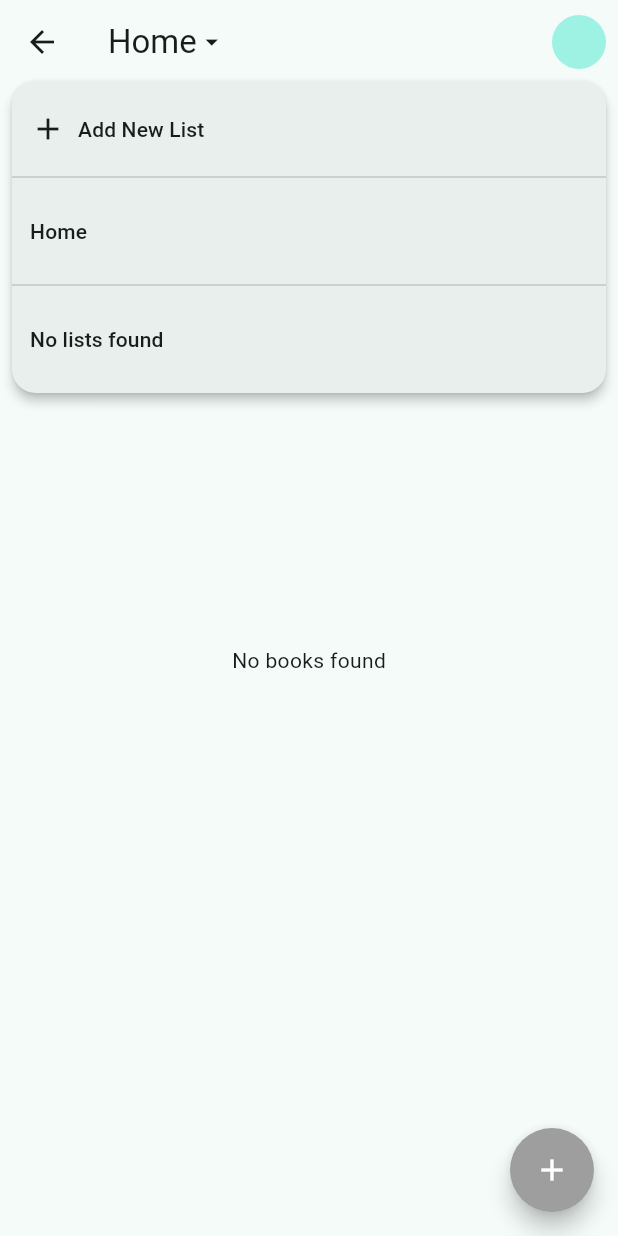
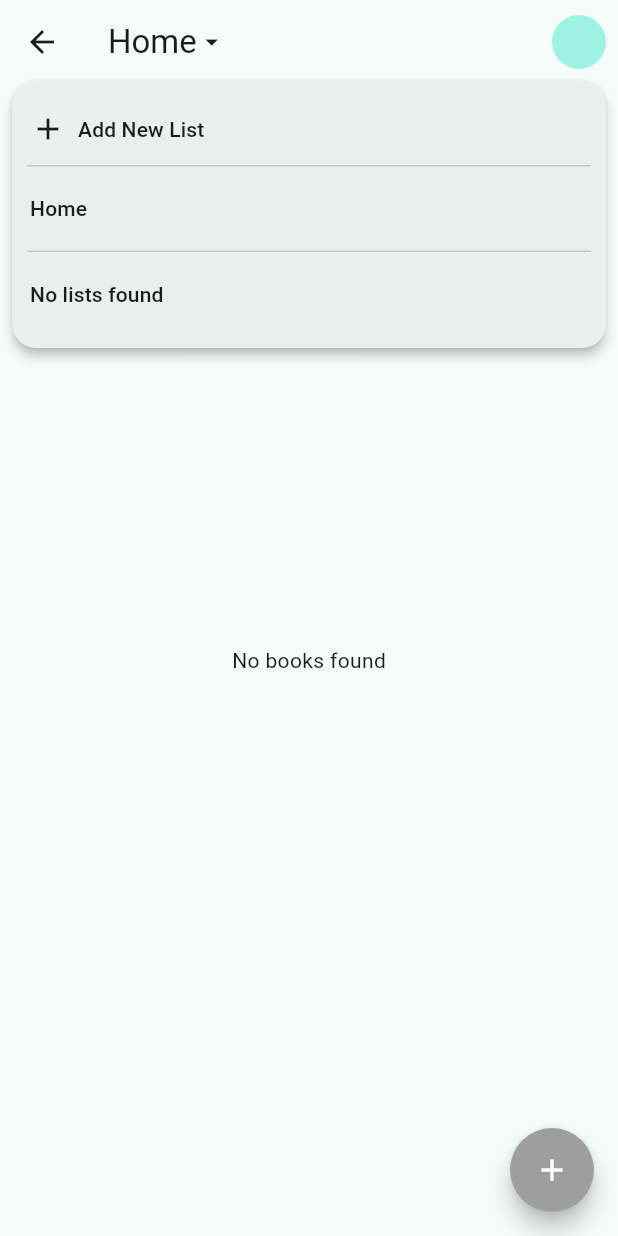
Before and after one commit to art-was-here/mybooknook, a Flutter app: the HomeScreen screen opened directly with empty values, after a tap on "Home", on a phone screen of 412 x 824 dp. Run offline on Flutter 3.47's test engine with Material 3 defaults, Android fonts, the phone set to English and light mode, and no system bars; drawn by our look-alikes of flutter_expandable_fab; our stand-ins replace cloud_firestore, firebase_auth, firebase_core, google_sign_in, image_picker, permission_handler and 2 more; missing offline and left inert: barcode_scan2, google_mlkit_text_recognition, googleapis; accounts and stored records are empty.

Commit message:
moved logout button to home, styling changes on dropdown menus

```diff
--- a/lib/widgets/home_screen.dart
+++ b/lib/widgets/home_screen.dart
@@ -888,7 +888,15 @@ class _HomeScreenState extends State<HomeScreen> with TickerProviderStateMixin {
                       ],
                     ),
                   ),
-                  const PopupMenuDivider(),
+                  PopupMenuItem<String>(
+                    enabled: false,
+                    height: 0,
+                    padding: EdgeInsets.zero,
+                    child: Padding(
+                      padding: const EdgeInsets.symmetric(horizontal: 10),
+                      child: Divider(height: 1),
+                    ),
+                  ),
                   ..._buildListMenuItems(context),
                 ],
                 child: Row(
@@ -929,8 +937,19 @@ class _HomeScreenState extends State<HomeScreen> with TickerProviderStateMixin {
                       Navigator.pushNamed(context, '/profile');
                     } else if (value == 'settings') {
                       Navigator.pushNamed(context, '/settings');
+                    } else if (value == 'logout') {
+                      _showLogoutDialog();
                     }
                   },
+                  constraints: BoxConstraints(
+                    minWidth: MediaQuery.of(context).size.width,
+                    maxWidth: MediaQuery.of(context).size.width,
+                  ),
+                  position: PopupMenuPosition.under,
+                  offset: const Offset(0, 10),
+                  shape: RoundedRectangleBorder(
+                    borderRadius: BorderRadius.circular(16),
+                  ),
                   itemBuilder: (BuildContext context) =>
                       <PopupMenuEntry<String>>[
                     const PopupMenuItem<String>(
@@ -950,6 +969,25 @@ class _HomeScreenState extends State<HomeScreen> with TickerProviderStateMixin {
                           Icon(Icons.settings),
                           SizedBox(width: 8),
                           Text('Settings'),
+                        ],
+                      ),
+                    ),
+                    PopupMenuItem<String>(
+                      enabled: false,
+                      height: 0,
+                      padding: EdgeInsets.zero,
+                      child: Padding(
+                        padding: const EdgeInsets.symmetric(horizontal: 10),
+                        child: Divider(height: 1),
+                      ),
+                    ),
+                    const PopupMenuItem<String>(
+                      value: 'logout',
+                      child: Row(
+                        children: [
+                          Icon(Icons.logout),
+                          SizedBox(width: 8),
+                          Text('Logout'),
                         ],
                       ),
                     ),
@@ -1434,7 +1472,15 @@ class _HomeScreenState extends State<HomeScreen> with TickerProviderStateMixin {
           title: Text('Home'),
         ),
       ),
-      const PopupMenuDivider(),
+      PopupMenuItem<String>(
+        enabled: false,
+        height: 0,
+        padding: EdgeInsets.zero,
+        child: Padding(
+          padding: const EdgeInsets.symmetric(horizontal: 10),
+          child: Divider(height: 1),
+        ),
+      ),
       PopupMenuItem<String>(
         child: StreamBuilder<QuerySnapshot>(
           stream: FirebaseAuth.instance.currentUser != null
@@ -1653,4 +1699,30 @@ class _HomeScreenState extends State<HomeScreen> with TickerProviderStateMixin {
     }
     return true;
   }
+
+  void _showLogoutDialog() {
+    showDialog(
+      context: _buildContext,
+      builder: (context) => AlertDialog(
+        title: const Text('Logout'),
+        content: const Text('Are you sure you want to logout?'),
+        actions: [
+          TextButton(
+            onPressed: () => Navigator.pop(context),
+            child: const Text('Cancel'),
+          ),
+          TextButton(
+            onPressed: () async {
+              await FirebaseAuth.instance.signOut();
+              if (context.mounted) {
+                Navigator.pop(context);
+                Navigator.pushReplacementNamed(context, '/login');
+              }
+            },
+            child: const Text('Logout'),
+          ),
+        ],
+      ),
+    );
+  }
 }
```
Also changed, not shown: lib/screens/profile_screen.dart (+0 -14 lines).
